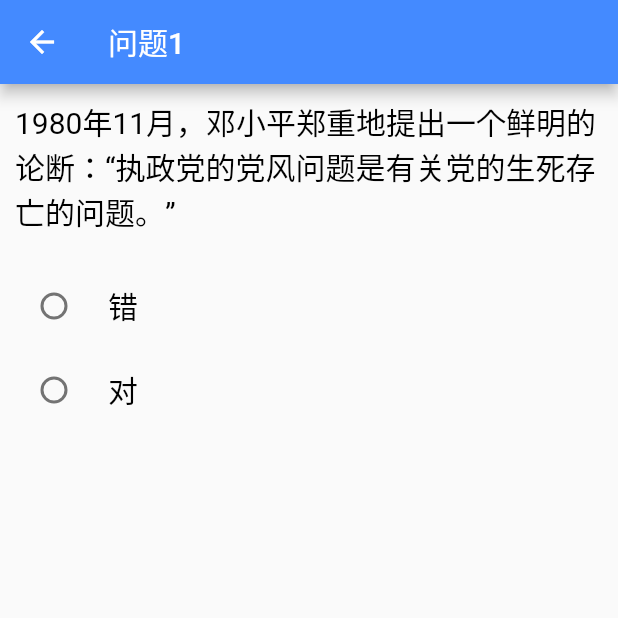
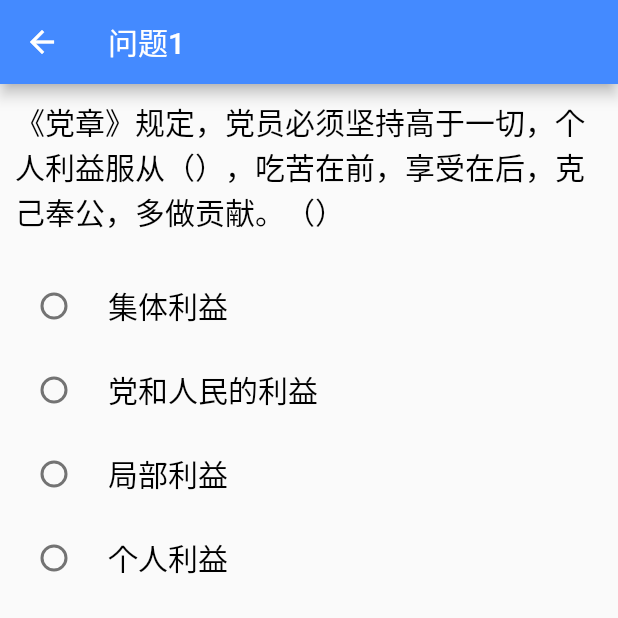
Before and after one commit to LuoYiHao/flutter_ask_answer_game, a Flutter app: the screen it shows after launch, after a tap on "开始竞赛", on a phone screen of 412 x 824 dp, the top half of it. Run offline on Flutter 3.47's test engine with Material 2 defaults, Android fonts, the phone set to English and light mode, and no system bars; our stand-ins replace fluttertoast, shared_preferences.

Commit message:
feat:增加选择题目数功能

```diff
--- a/lib/common/common.dart
+++ b/lib/common/common.dart
@@ -48,6 +48,7 @@ shuffle(List arr){
 
 getSharedPreferences(key,type) async{
   final prefs = await SharedPreferences.getInstance();
+  type = type.toString().toLowerCase();
   switch(type){
     case 'bool':
       return prefs.getBool(key) ?? true;
@@ -62,6 +63,7 @@ getSharedPreferences(key,type) async{
 
 saveSharedPreferences(key,val,type) async{
   final prefs = await SharedPreferences.getInstance();
+  type = type.toString().toLowerCase();
   switch(type){
     case 'bool':
       prefs.setBool(key, val);
--- a/lib/common/data.dart
+++ b/lib/common/data.dart
@@ -71,44 +71,36 @@ var arr = [
     "rightAnswer":'错',
     "type":"radio",
   },
-  // {
-  //   "question":'党的（）提出，要在全党深入开展以为民、务实、清廉为主要内容的党的群众路线教育实践活动。',
-  //   "options":'十六大,十五大,十七大,十八大',
-  //   "rightAnswer":'十八大',
-  //   "type":"radio",
-  // },
-  // {
-  //   "question":'中央政治局八项规定对如何精简会议活动、改进会风提出了具体意见，其中不包括（）。',
-  //   "answerA":'严格控制以中央名义召开的全国会议',
-  //   "answerB":'不开泛泛部署工作会议',
-  //   "answerC":'严格控制以地方名义召开的地方会议',
-  //   "answerD":'不开泛泛提要求的会议',
-  //   "rightAnswer":'严格控制以地方名义召开的地方会议'
-  // },
-  // {
-  //   "question":'八项规定要求，要改进调查研究，到基层调研时，不正确的做法是（）。',
-  //   "answerA":'多同干部谈心',
-  //   "answerB":'轻车简从、减少陪同',
-  //   "answerC":'张贴悬挂标语横幅',
-  //   "answerD":'多同群众座谈',
-  //   "rightAnswer":'张贴悬挂标语横幅'
-  // },
-  // {
-  //   "question":'《党章》规定，中国共产党党员永远是劳动人民的普通一员。除了法律和政策规定范围内的个人利益和工作职权以外，所有党员都不得谋求任何（）。',
-  //   "answerA":'私利和特权',
-  //   "answerB":'政治权力',
-  //   "answerC":'经济利益',
-  //   "answerD":'物质享受',
-  //   "rightAnswer":'私利和特权'
-  // },
-  // {
-  //   "question":'《党章》规定，党员必须坚持高于一切，个人利益服从（），吃苦在前，享受在后，克己奉公，多做贡献。（）',
-  //   "answerA":'个人利益',
-  //   "answerB":'局部利益',
-  //   "answerC":'集体利益',
-  //   "answerD":'党和人民的利益',
-  //   "rightAnswer":'党和人民的利益'
-  // },
+  {
+    "question":'党的（）提出，要在全党深入开展以为民、务实、清廉为主要内容的党的群众路线教育实践活动。',
+    "options":'十六大,十五大,十七大,十八大',
+    "rightAnswer":'十八大',
+    "type":"radio",
+  },
+  {
+    "question":'中央政治局八项规定对如何精简会议活动、改进会风提出了具体意见，其中不包括（）。',
+    "options":'严格控制以中央名义召开的全国会议,不开泛泛部署工作会议,严格控制以地方名义召开的地方会议,不开泛泛提要求的会议',
+    "rightAnswer":'严格控制以地方名义召开的地方会议',
+    "type":"radio",
+  },
+  {
+    "question":'八项规定要求，要改进调查研究，到基层调研时，不正确的做法是（）。',
+    "options":'多同干部谈心,轻车简从、减少陪同,张贴悬挂标语横幅,多同群众座谈',
+    "rightAnswer":'张贴悬挂标语横幅',
+    "type":"radio",
+  },
+  {
+    "question":'《党章》规定，中国共产党党员永远是劳动人民的普通一员。除了法律和政策规定范围内的个人利益和工作职权以外，所有党员都不得谋求任何（）。',
+    "options":'私利和特权,政治权力,经济利益,物质享受',
+    "rightAnswer":'私利和特权',
+    "type":"radio",
+  },
+  {
+    "question":'《党章》规定，党员必须坚持高于一切，个人利益服从（），吃苦在前，享受在后，克己奉公，多做贡献。（）',
+    "options":'个人利益,局部利益,集体利益,党和人民的利益',
+    "rightAnswer":'党和人民的利益',
+    "type":"radio",
+  },
   // {
   //   "question":'中央总书记习近平2012年12月4日召开中共中央政治局会议，会议审议关于的( )有关规定。',
   //   "answerA":'改进文风、密切联系群众',
--- a/lib/common/global.dart
+++ b/lib/common/global.dart
@@ -1,4 +1,5 @@
 class Global{
   static bool isChangeQuizOrder = true;
   static bool isChangeOptionOrder = true;
+  static String dropdownValue = 'all';
 }
--- a/lib/page/ask_answer_quiz.dart
+++ b/lib/page/ask_answer_quiz.dart
@@ -77,7 +77,7 @@ class _AskAnswerQuiz extends State<AskAnswerQuiz> {
         _radioVal = '';
       });
 
-      if(_count == list.length){
+      if(_count == list.length || (Global.dropdownValue != 'all' && _count == double.parse(Global.dropdownValue))){
         saveScoreAndStartTime();
         Navigator.of(context).push(MaterialPageRoute(builder: (_)=>QuizOver())).then((val)=>val?reload():null);
         setState(() {
@@ -114,8 +114,6 @@ class _AskAnswerQuiz extends State<AskAnswerQuiz> {
   @override
   void initState(){
     list = Global.isChangeQuizOrder?shuffle(arr):arr;
-    print('initState');
-    print(Global.isChangeQuizOrder);
     retsetCheckboxOptions();
   }
 
@@ -181,15 +179,11 @@ class _AskAnswerQuiz extends State<AskAnswerQuiz> {
         _optionList.add(tile);
       }
     }else if(problem['type']=='checkbox'){
-      print(_tmpCount);
-      print(_count);
       if(Global.isChangeOptionOrder && _tmpCount != _count){
         _tmpCount = _count;
         checkboxShuffleOptions = shuffle(_checkboxOptions);
         _checkboxOptions = List();
         for(var option in checkboxShuffleOptions){
-          print(option.title);
-          print(option.isRight);
           _checkboxOptions.add(option);
         }
       }
@@ -198,7 +192,6 @@ class _AskAnswerQuiz extends State<AskAnswerQuiz> {
           title: Text(option.title),
           value: option.isSelected,
           onChanged: (value) {
-            print(value);
             setState(() {
               option.isSelected = value;
               if(option.isSelected){
@@ -221,7 +214,6 @@ class _AskAnswerQuiz extends State<AskAnswerQuiz> {
         margin: const EdgeInsets.fromLTRB(0.0, 40.0, 0.0, 0.0),
         child: RaisedButton(
           onPressed: (){
-            print(selName);
             if(confirmAnswer()){
               handleAnswerRight();
             }else{
@@ -240,9 +232,8 @@ class _AskAnswerQuiz extends State<AskAnswerQuiz> {
             decoration: const BoxDecoration(
               gradient: LinearGradient(
                 colors: <Color>[
-                  Color(0xff25D1D1),
-                  Color(0xff3BE6AD),
-                  Color(0xff20DDAA)
+                  Color(0xff6FB2FF),
+                  Color(0xff095FFF),
                 ],
               ),
             ),
--- a/lib/page/start_quiz.dart
+++ b/lib/page/start_quiz.dart
@@ -17,6 +17,9 @@ class _StartQuizState extends State<StartQuiz> {
     });
     getSharedPreferences("isChangeOptionOrder","bool").then((isChangeOptionOrder){
       Global.isChangeOptionOrder = isChangeOptionOrder;
+    });
+    getSharedPreferences("dropdownValue","String").then((dropdownValue){
+      Global.dropdownValue = dropdownValue;
     });
     super.initState();
   }
```
Also changed, not shown: lib/page/settings.dart (+27 -0 lines).
